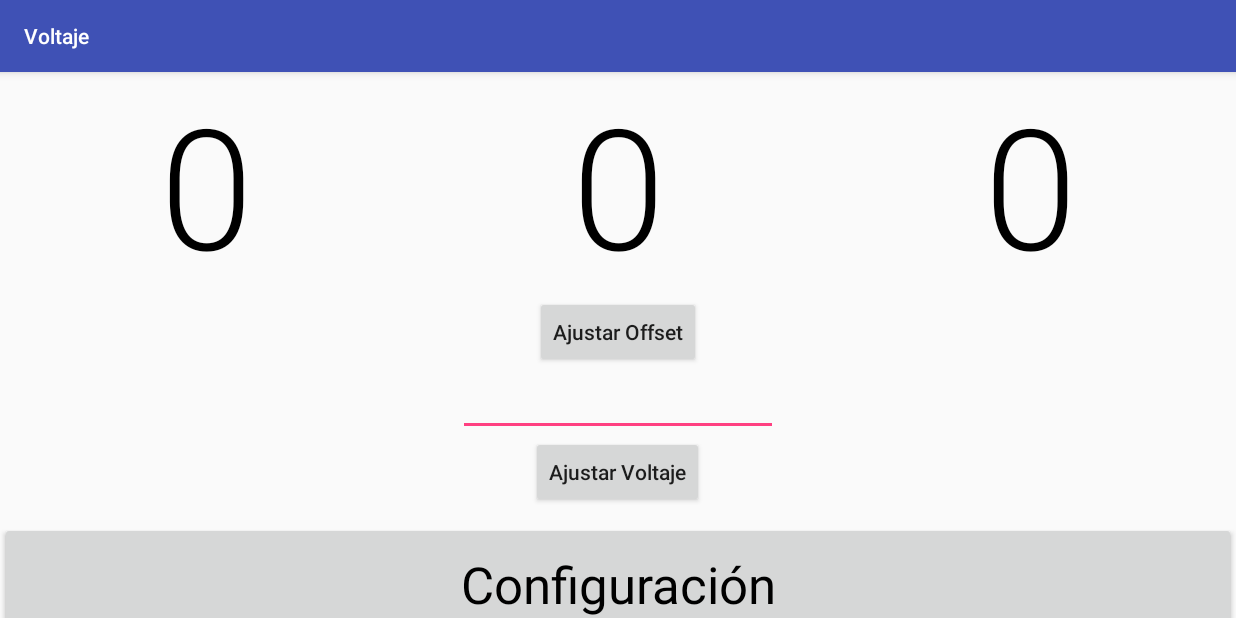
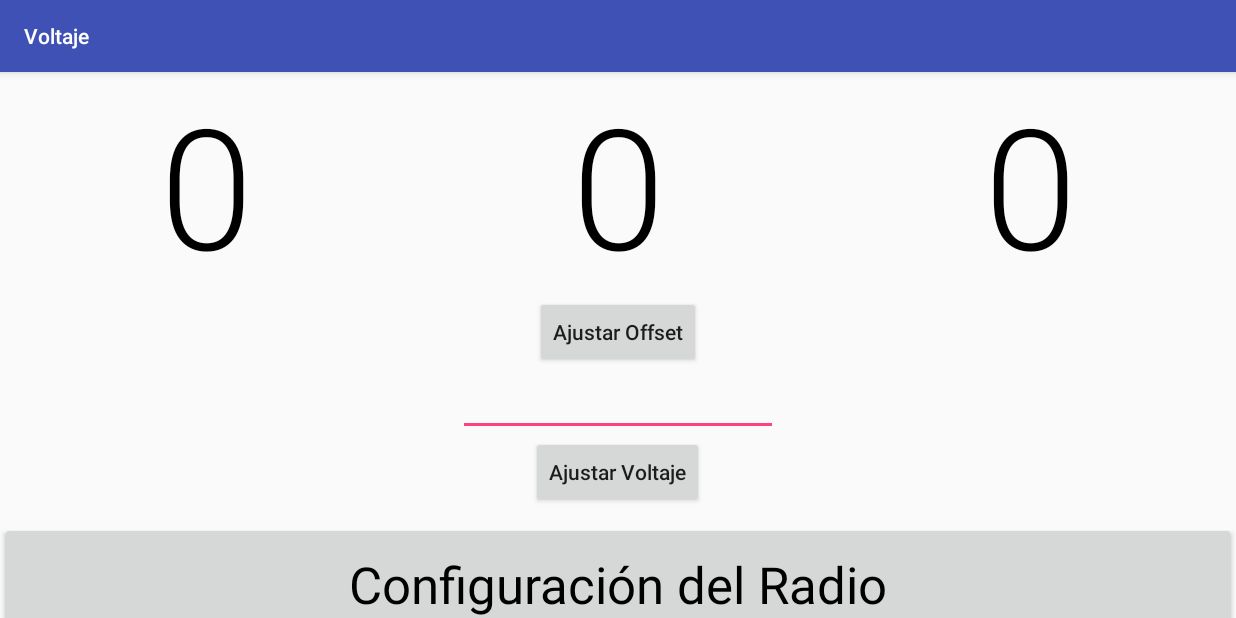
Before and after one commit to ricardo2409/Voltaje, an Android app: the screen it shows after launch (MainActivity), on a phone screen of 824 x 412 dp (held sideways). Run offline under Robolectric (Android 15) with nearby library versions, the phone set to English and light mode, and no system bars.

Commit message:
Adds progress bar

```diff
--- a/app/src/main/java/com/example/sergiotrevino/voltaje/MainActivity.java
+++ b/app/src/main/java/com/example/sergiotrevino/voltaje/MainActivity.java
@@ -1,5 +1,6 @@
 package com.example.sergiotrevino.voltaje;
 
+import android.app.ProgressDialog;
 import android.bluetooth.BluetoothAdapter;
 import android.bluetooth.BluetoothDevice;
 import android.bluetooth.BluetoothSocket;
@@ -11,6 +12,8 @@ import android.util.Log;
 import android.view.View;
 import android.widget.Button;
 import android.widget.EditText;
+import android.widget.ProgressBar;
+import android.widget.RelativeLayout;
 import android.widget.TextView;
 import android.widget.Toast;
 
@@ -51,6 +54,10 @@ public class MainActivity extends AppCompatActivity implements View.OnClickListe
     static boolean socketConectado;
     static int controlread = 1;
     String netIDValue, potenciaValue, nodeIDvalue;
+    ProgressBar progressBar;
+
+    private int progressStatus = 0;
+
 
     ArrayList<String> list = new ArrayList<String>();
     @Override
@@ -65,6 +72,10 @@ public class MainActivity extends AppCompatActivity implements View.OnClickListe
         tvVoltaje2 = (TextView) findViewById(R.id.tvVoltaje2);
         tvVoltaje3 = (TextView) findViewById(R.id.tvVoltaje3);
         etVoltaje = (EditText) findViewById(R.id.etGanancia);
+
+        progressBar = (ProgressBar) findViewById(R.id.progressBar1);
+        progressBar.setVisibility(View.GONE);
+        progressStatus = 0;
 
         btnConnect.setOnClickListener(this);
         btnOffset.setOnClickListener(this);
@@ -131,11 +142,16 @@ public class MainActivity extends AppCompatActivity implements View.OnClickListe
     }
 
     public void conectar() throws IOException{
+        System.out.println("ProgressBar Visible");
+        progressBar.setVisibility(View.VISIBLE);
+
         socket = device.createRfcommSocketToServiceRecord(PORT_UUID); //Crea un socket para manejar la conexión
         socket.connect();
         socketConectado = true;
         Log.d("Socket ", String.valueOf(socket.isConnected()));
         Toast.makeText(getApplicationContext(), "Conexión exitosa", Toast.LENGTH_SHORT).show();
+        progressBar.setVisibility(View.GONE);
+        System.out.println("ProgressBar Gone");
         connected = true;
         //tvConect.setText("Conectado a " + device.getName());
         btnConnect.setText("Desconectar módulo Bluetooth");
@@ -143,8 +159,8 @@ public class MainActivity extends AppCompatActivity implements View.OnClickListe
         inputStream = socket.getInputStream();
         beginListenForData();
 
-        //waitMs(5000);
-        //closeSocket();
+
+
 
     }
 
--- a/app/src/main/res/layout/activity_main.xml
+++ b/app/src/main/res/layout/activity_main.xml
@@ -99,6 +99,8 @@
 
         </LinearLayout>
 
+
+
         <LinearLayout
             android:layout_width="match_parent"
             android:layout_height="165dp"
@@ -110,7 +112,7 @@
                 android:layout_width="match_parent"
                 android:layout_height="30dp"
                 android:layout_weight="1"
-                android:text="Configuración"
+                android:text="Configuración del Radio"
                 android:textAppearance="@style/TextAppearance.AppCompat.Display1"
                 android:textColor="@android:color/black" />
 
@@ -123,6 +125,21 @@
                 android:textAppearance="@style/TextAppearance.AppCompat.Display1"
                 android:textColor="@android:color/black" />
 
+            <ProgressBar
+                android:id="@+id/progressBar1"
+                style="?android:attr/progressBarStyleHorizontal"
+                android:layout_width="match_parent"
+                android:layout_height="1dp"
+                android:layout_weight="1"
+                android:indeterminate="true"
+                android:indeterminateTint="@color/colorPrimaryDark"
+                android:indeterminateTintMode="src_in"
+                android:progressBackgroundTintMode="src_in"
+                android:progressTint="@color/colorPrimaryDark"
+                android:progressTintMode="src_in" />
+
         </LinearLayout>
+
+
     </LinearLayout>
 </android.support.constraint.ConstraintLayout>
--- a/app/src/main/res/values/colors.xml
+++ b/app/src/main/res/values/colors.xml
@@ -1,6 +1,6 @@
 <?xml version="1.0" encoding="utf-8"?>
 <resources>
     <color name="colorPrimary">#3F51B5</color>
-    <color name="colorPrimaryDark">#303F9F</color>
+    <color name="colorPrimaryDark">#303f9f</color>
     <color name="colorAccent">#FF4081</color>
 </resources>
```
